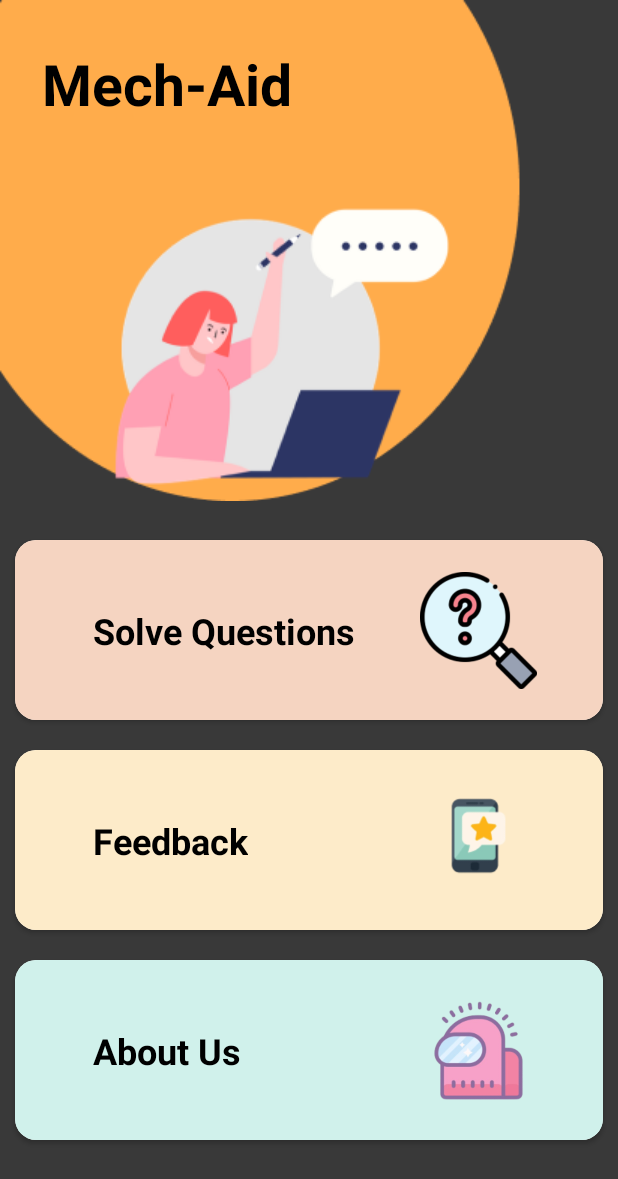
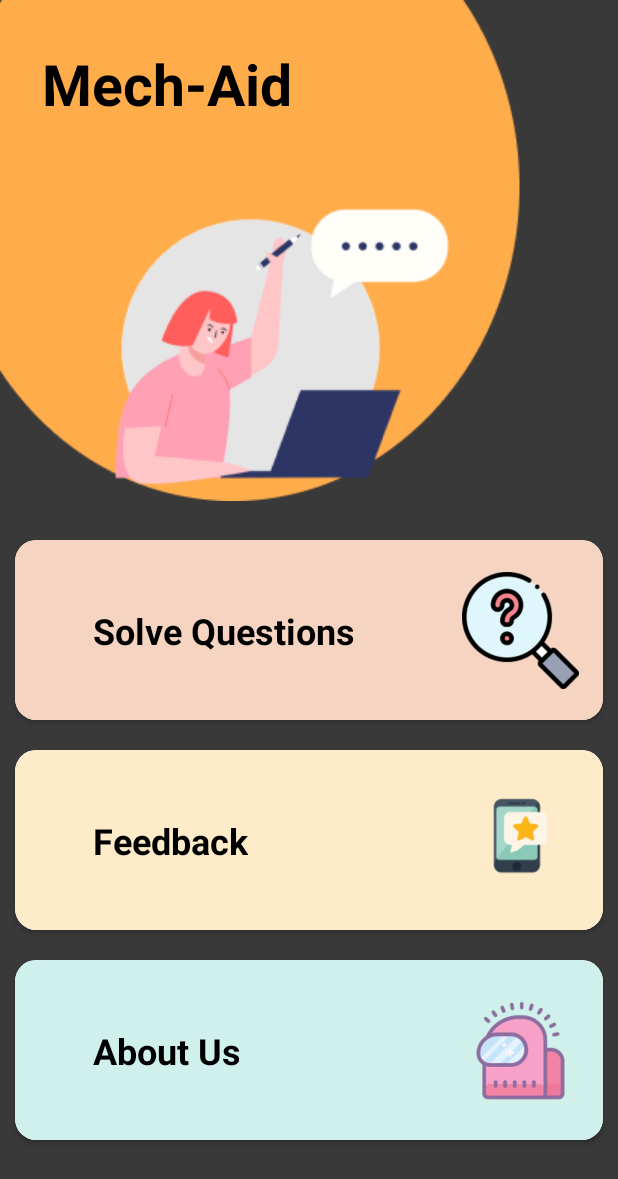
Before and after one commit to Dhai2910/MechAid, an Android app: the screen it shows after launch (MainActivity), on a phone screen of 412 x 824 dp. Shown: the top 1179 px of the screen. Run offline under Robolectric (Android 15) with nearby library versions, the phone set to English and light mode, and no system bars.

Commit message:
The files are added

```diff
--- a/app/src/main/res/layout/card_item_layout.xml
+++ b/app/src/main/res/layout/card_item_layout.xml
@@ -26,6 +26,7 @@
             android:layout_width="wrap_content"
             android:layout_height="wrap_content"
             android:layout_marginStart="52dp"
+            android:layout_marginEnd="10dp"
             android:text="Text"
             android:textColor="@color/black"
             android:textSize="24sp"
@@ -40,7 +41,7 @@
             android:id="@+id/img"
             android:layout_width="78dp"
             android:layout_height="78dp"
-            android:layout_marginEnd="44dp"
+            android:layout_marginEnd="16dp"
             app:layout_constraintBottom_toBottomOf="parent"
             app:layout_constraintEnd_toEndOf="parent"
             app:layout_constraintTop_toTopOf="parent" />
--- a/app/src/main/res/layout/loads.xml
+++ b/app/src/main/res/layout/loads.xml
@@ -40,10 +40,13 @@
             android:layout_width="wrap_content"
             android:layout_height="wrap_content"
             android:layout_marginStart="24dp"
+            android:layout_marginEnd="16dp"
             android:text="12"
             android:textColor="@color/black"
             android:textSize="16sp"
             app:layout_constraintBottom_toBottomOf="@+id/distance"
+            app:layout_constraintEnd_toStartOf="@+id/mag"
+            app:layout_constraintHorizontal_bias="0.118"
             app:layout_constraintStart_toEndOf="@+id/distance"
             app:layout_constraintTop_toTopOf="@+id/distance"
             app:layout_constraintVertical_bias="0.0" />
```
